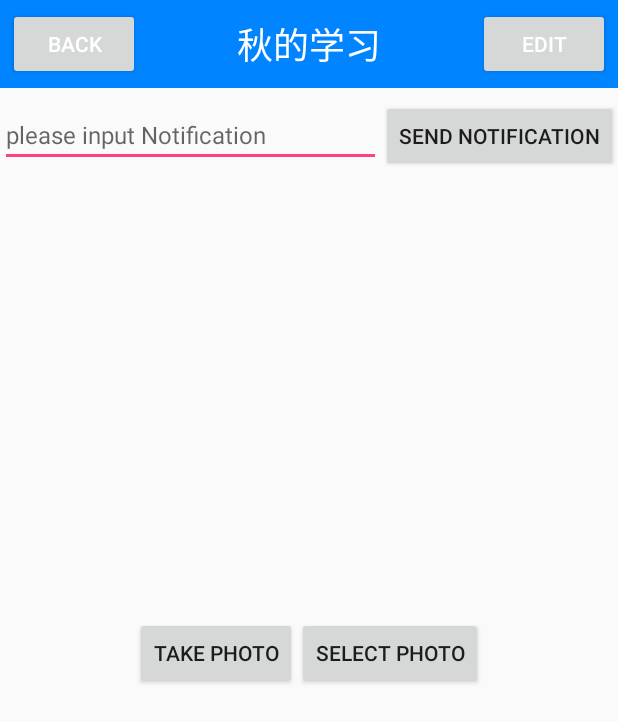
After one commit to liqiuhua/AndroidActivityStudy, an Android app: the MediaActivity screen opened directly, with no data from a screen before it, on a phone screen of 412 x 824 dp. The commit adds this screen. Shown: the top 722 px of the screen. Run offline under Robolectric (Android 15) with nearby library versions, the phone set to English and light mode, and no system bars.

Commit message:
增加了多媒体操作示例，打开相机，读取图片，发送Notification ，音频视频还未实现

```diff
--- a/app/build.gradle
+++ b/app/build.gradle
@@ -23,10 +23,10 @@ android {
 
 dependencies {
     implementation fileTree(include: ['*.jar'], dir: 'libs')
-    implementation 'com.android.support:appcompat-v7:23.4.0'
+    implementation 'com.android.support:appcompat-v7:28.0.0'
     implementation 'junit:junit:4.12'
     //  androidTestImplementation 'com.android.support.test:runner:1.0.1'
     //  androidTestImplementation 'com.android.support.test.espresso:espresso-core:3.0.1'
     implementation 'com.android.support.constraint:constraint-layout:1.1.0'
-    implementation 'com.android.support:recyclerview-v7:23.4.0'
+    implementation 'com.android.support:recyclerview-v7:28.0.0'
 }
--- a/app/src/main/java/com/example/leo/activitystudy/TelephoneBook/TelephoneBookAdapter.java
+++ b/app/src/main/java/com/example/leo/activitystudy/TelephoneBook/TelephoneBookAdapter.java
@@ -27,7 +27,7 @@ public class TelephoneBookAdapter extends ArrayAdapter<TelephoneBook> {
         View view;
         RecyclerView.ViewHolder viewHolder;
         if(convertView==null) {
-            view = LayoutInflater.from(getContext()).inflate(resourceImgId, parent, false);
+            view = LayoutInflater.from(getContext()).inflate((int) resourceImgId, parent, false);
          //   viewHolder = new RecyclerView.ViewHolder();
         }
         else{
--- /dev/null
+++ b/app/src/main/res/layout/media_layout.xml
@@ -0,0 +1,63 @@
+<?xml version="1.0" encoding="utf-8"?>
+<LinearLayout xmlns:android="http://schemas.android.com/apk/res/android"
+    xmlns:app="http://schemas.android.com/apk/res-auto"
+    xmlns:tools="http://schemas.android.com/tools"
+    android:layout_width="match_parent"
+    android:layout_height="match_parent"
+    tools:context=".Media.MediaActivity"
+    android:orientation="vertical">
+    <com.example.leo.activitystudy.TitleLayout
+        android:layout_width="match_parent"
+        android:layout_height="wrap_content"/>
+    <LinearLayout
+        android:layout_width="match_parent"
+        android:layout_height="wrap_content"
+        android:orientation="horizontal">
+        <EditText
+            android:id="@+id/editTextNotificationText"
+            android:layout_width="wrap_content"
+            android:layout_weight="5"
+            android:layout_height="wrap_content"
+            android:hint="please input Notification"
+            android:textSize="16sp"
+            android:paddingTop="20dp"/>
+        <Button
+            android:id="@+id/pbtnSendNotification"
+            android:layout_width="wrap_content"
+            android:layout_height="wrap_content"
+            android:text="Send Notification"/>
+    </LinearLayout>
+    <LinearLayout
+        android:layout_width="match_parent"
+        android:layout_height="wrap_content"
+        android:orientation="vertical">
+        <ImageView
+            android:id="@+id/ImgViewShowCameraImg"
+            android:layout_width="match_parent"
+            android:layout_height="300dp"
+            />
+        <LinearLayout
+            android:layout_width="match_parent"
+            android:layout_height="wrap_content"
+            android:orientation="horizontal"
+            android:gravity="center">
+            <Button
+                android:id="@+id/pbtnTakePhoto"
+                android:layout_width="wrap_content"
+                android:layout_height="wrap_content"
+                android:layout_gravity="center"
+                android:text="Take photo"/>
+            <Button
+                android:id="@+id/pbtnSelectPhoto"
+                android:layout_width="wrap_content"
+                android:layout_height="wrap_content"
+                android:layout_gravity="center"
+                android:text="Select photo"/>
+        </LinearLayout>
+
+
+    </LinearLayout>
+
+
+
+</LinearLayout>
--- a/app/src/main/res/layout/four_layout.xml
+++ b/app/src/main/res/layout/telphone_book_layout.xml
@@ -11,7 +11,7 @@
         />
 
     <ListView
-        android:id="@+id/listView"
+        android:id="@+id/listViewTelphoneBookList"
         android:layout_width="match_parent"
         android:layout_height="wrap_content">
     </ListView>
--- a/build.gradle
+++ b/build.gradle
@@ -5,6 +5,7 @@ buildscript {
     repositories {
         google()
         jcenter()
+        maven { url "https://maven.google.com" }
     }
     dependencies {
         classpath 'com.android.tools.build:gradle:3.3.0'
```
Also changed, not shown: app/src/main/AndroidManifest.xml (+16 -3 lines), app/src/main/java/com/example/leo/activitystudy/FirstActivity.java (+15 -5 lines), app/src/main/java/com/example/leo/activitystudy/FourActivity.java (deleted, +0 -58 lines), app/src/main/java/com/example/leo/activitystudy/Media/MediaActivity.java (added, +260 -0 lines), app/src/main/java/com/example/leo/activitystudy/News/NewsTitleFragment.java (+0 -7 lines), app/src/main/java/com/example/leo/activitystudy/TelephoneBook/TelphoneBookActivity.java (added, +98 -0 lines), app/src/main/res/layout/first_layout.xml (+9 -9 lines), app/src/main/res/xml/file_paths.xml (added, +7 -0 lines), 1 other file.
